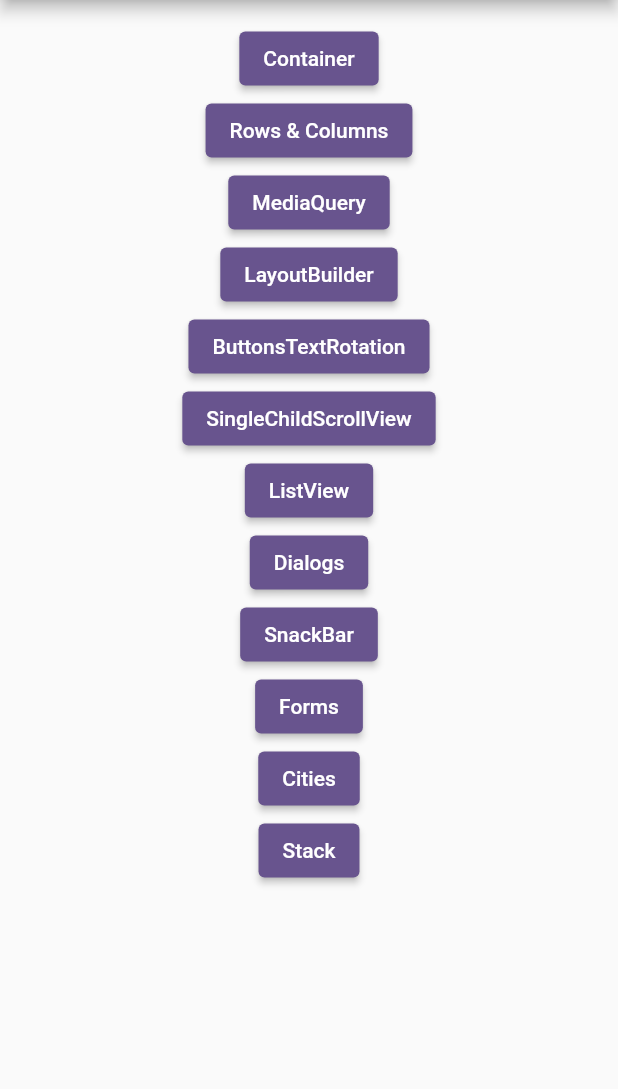
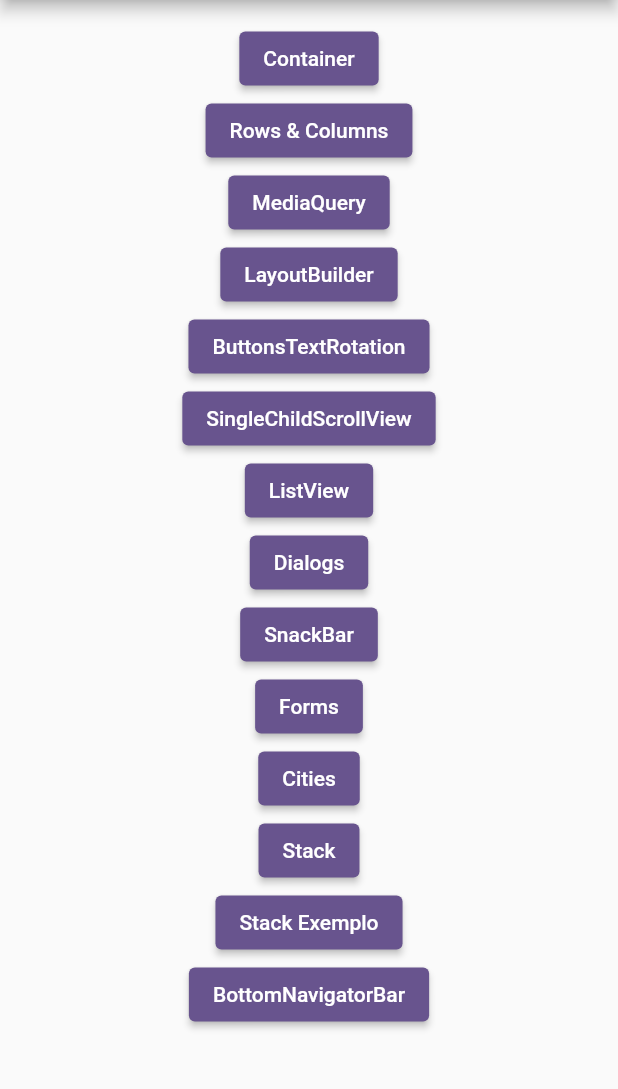
Before and after one commit to celycodes/jornada_flutter, a Flutter app: the screen it shows after launch, on a phone screen of 412 x 824 dp, the part 84-1173 px from its top. Run offline on Flutter 3.47's test engine with Material 2 defaults, Android fonts, the phone set to English and light mode, and no system bars; our stand-ins replace device_preview.

Commit message:
bottom navigation bar

```diff
--- a/flutter_fundamentos/lib/main.dart
+++ b/flutter_fundamentos/lib/main.dart
@@ -8,6 +8,8 @@ import 'package:flutter_fundamentos/pages/dialogs/dialogs_page.dart';
 import 'package:flutter_fundamentos/pages/forms/forms_page.dart';
 import 'package:flutter_fundamentos/pages/scrolls/list_view_page.dart';
 import 'package:flutter_fundamentos/pages/snackbar/snackbar_page.dart';
+import 'package:flutter_fundamentos/pages/stack/example_stack_page.dart';
+import 'pages/bottom_navigator_bar/bottom_navigator_bar_page.dart';
 import 'pages/container/container_page.dart';
 import 'pages/home/home_page.dart';
 import 'pages/layout_builder/layout_builder_page.dart';
@@ -55,6 +57,8 @@ class MyApp extends StatelessWidget {
         AppRoutes.forms: (_) => const FormsPage(),
         AppRoutes.cities: (_) => const CitiesPage(),
         AppRoutes.stack: (_) => const StackPage(),
+        AppRoutes.exampleStack: (_) => const ExampleStackPage(),
+        AppRoutes.bottomNavigatorBar: (_) => const BottomNavigatorBarPage(),
       },
     );
   }
--- a/flutter_fundamentos/lib/pages/home/home_page.dart
+++ b/flutter_fundamentos/lib/pages/home/home_page.dart
@@ -14,6 +14,8 @@ enum PopupMenuPages {
   forms,
   cities,
   stack,
+  exampleStack,
+  bottomNavigatorBar,
 }
 
 class HomePage extends StatelessWidget {
@@ -90,6 +92,16 @@ class HomePage extends StatelessWidget {
                   AppRoutes.stack,
                 );
                 break;
+              case PopupMenuPages.exampleStack:
+                Navigator.of(context).pushNamed(
+                  AppRoutes.exampleStack,
+                );
+                break;
+              case PopupMenuPages.bottomNavigatorBar:
+                Navigator.of(context).pushNamed(
+                  AppRoutes.bottomNavigatorBar,
+                );
+                break;
             }
           }, itemBuilder: (BuildContext context) {
             return <PopupMenuItem<PopupMenuPages>>[
@@ -140,6 +152,14 @@ class HomePage extends StatelessWidget {
               const PopupMenuItem<PopupMenuPages>(
                 value: PopupMenuPages.stack,
                 child: Text('Stack'),
+              ),
+              const PopupMenuItem<PopupMenuPages>(
+                value: PopupMenuPages.exampleStack,
+                child: Text('Stack Exemplo'),
+              ),
+              const PopupMenuItem<PopupMenuPages>(
+                value: PopupMenuPages.bottomNavigatorBar,
+                child: Text('BottomNavigatorBar'),
               ),
             ];
           }),
@@ -247,6 +267,22 @@ class HomePage extends StatelessWidget {
               },
               child: const Text('Stack'),
             ),
+            ElevatedButton(
+              onPressed: () {
+                Navigator.of(context).pushNamed(
+                  AppRoutes.exampleStack,
+                );
+              },
+              child: const Text('Stack Exemplo'),
+            ),
+            ElevatedButton(
+              onPressed: () {
+                Navigator.of(context).pushNamed(
+                  AppRoutes.bottomNavigatorBar,
+                );
+              },
+              child: const Text('BottomNavigatorBar'),
+            ),
           ],
         ),
       ),
--- a/flutter_fundamentos/lib/routes/app_routes.dart
+++ b/flutter_fundamentos/lib/routes/app_routes.dart
@@ -11,5 +11,7 @@ class AppRoutes {
   static const snackbar = '/snackbar';
   static const forms = '/forms';
   static const cities = '/cities';
-  static const stack = '/stack';
+  static const stack = '/stack/stack';
+  static const exampleStack = '/stack/example_stack';
+  static const bottomNavigatorBar = '/bottom_navigator_bar';
 }
```
Also changed, not shown: flutter_fundamentos/lib/pages/bottom_navigator_bar/bottom_navigator_bar_page.dart (added, +37 -0 lines), flutter_fundamentos/lib/pages/bottom_navigator_bar/profile_page.dart (added, +12 -0 lines), flutter_fundamentos/lib/pages/stack/example_stack_page.dart (added, +58 -0 lines), flutter_fundamentos/lib/pages/stack/stack_page.dart (+37 -8 lines).
